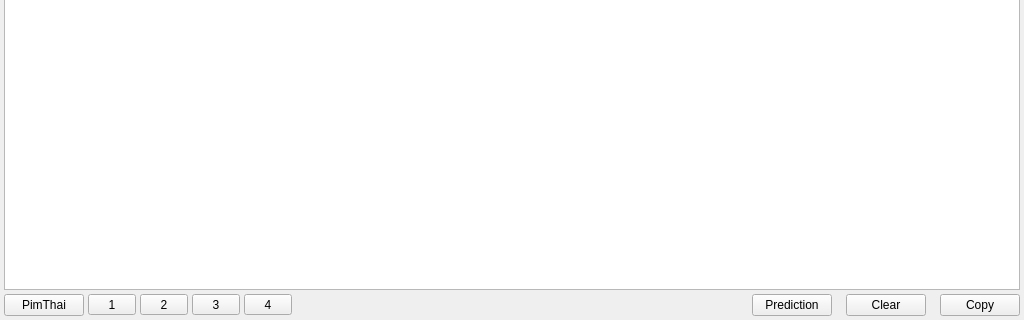
Qt form PimThaiWindow.ui (iamjay/PimThai) before a commit; both pictures show x 0 to 1024 and y 280 to 600 of the 1024 by 600 pixel window.
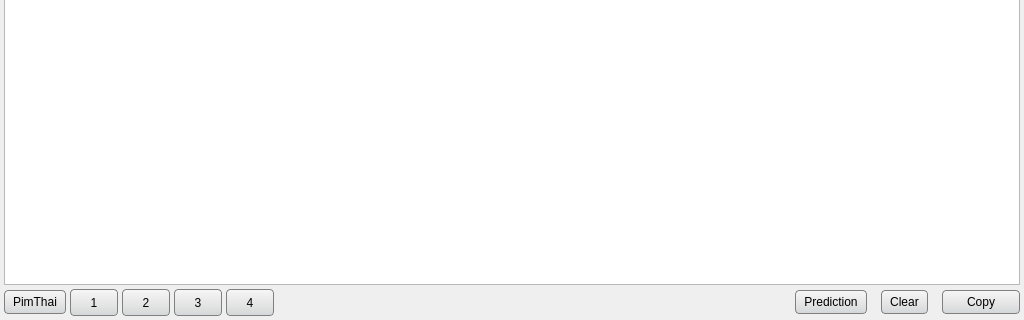
The same form after that commit.

Commit message: New stylesheet for buttons

```diff
--- a/PimThaiWindow.ui
+++ b/PimThaiWindow.ui
@@ -13,6 +13,16 @@
   <property name="windowTitle">
    <string>MainWindow</string>
   </property>
+  <property name="styleSheet">
+   <string notr="true">QPushButton { border-radius: 4px; border: 1px solid grey; padding: 4px 8px 4px 8px; background: qlineargradient(x1:0, y1:0, x2:0, y2:1, stop:0 #F6F6F6, stop: 0.6 #E4E4E4, stop:1 #D3D7D8); }
+QPushButton:pressed { background: qlineargradient(x1:0, y1:0, x2:0, y2:1, stop:0 #D3D7D8, stop: 0.6 #E4E4E4, stop:1 #F6F6F6); }
+QPushButton:checked { color: white; background: qlineargradient(x1:0, y1:0, x2:0, y2:1, stop:0 #559BBF, stop: 0.6 #3895D2, stop:1 #3381C3); }
+
+QToolButton { border-radius: 4px; border: 1px solid grey; padding: 4px 8px 4px 8px; background: qlineargradient(x1:0, y1:0, x2:0, y2:1, stop:0 #F6F6F6, stop: 0.6 #E4E4E4, stop:1 #D3D7D8); }
+QToolButton:pressed { background: qlineargradient(x1:0, y1:0, x2:0, y2:1, stop:0 #D3D7D8, stop: 0.6 #E4E4E4, stop:1 #F6F6F6); }
+QToolButton:checked { color: white; background: qlineargradient(x1:0, y1:0, x2:0, y2:1, stop:0 #559BBF, stop: 0.6 #3895D2, stop:1 #3381C3); }
+</string>
+  </property>
   <widget class="QWidget" name="centralwidget">
    <layout class="QVBoxLayout" name="verticalLayout">
     <property name="spacing">
@@ -219,6 +229,9 @@
           <property name="focusPolicy">
            <enum>Qt::NoFocus</enum>
           </property>
+          <property name="styleSheet">
+           <string notr="true">padding-left: 24px; padding-right: 24px;</string>
+          </property>
           <property name="text">
            <string>Copy</string>
           </property>
```
